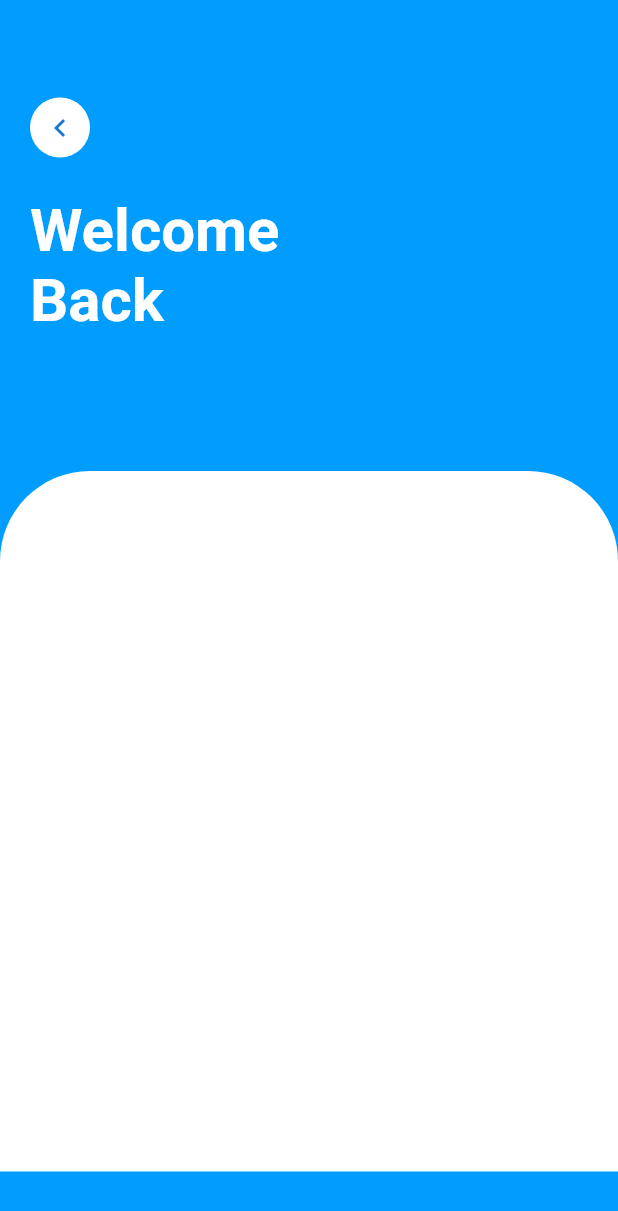
After one commit to Jacob-dvlp/applogin, a Flutter app: the screen it shows after launch, after a tap on "Login", on a phone screen of 412 x 824 dp. The commit adds this screen. Shown: the top 1211 px of the screen. Run offline on Flutter 3.47's test engine with Material 2 defaults, Android fonts, the phone set to English and light mode, and no system bars; our stand-ins replace flutter_svg, font_awesome_flutter, get.

Commit message:
screen login

```diff
--- a/lib/routers/names_of_pages.dart
+++ b/lib/routers/names_of_pages.dart
@@ -1,7 +1,10 @@
 import 'package:get/get.dart';
+import 'package:login_page/screens/screen-login/login.dart';
 import 'package:login_page/screens/screen-welcome/welcome.dart';
 
 part 'pages_routs.dart';
+
 class NamesOfPages {
   static const HOME = "/home";
+  static const LOGIN = "/login";
 }
--- a/lib/routers/pages_routs.dart
+++ b/lib/routers/pages_routs.dart
@@ -7,5 +7,10 @@ class PagesRouts {
         name: NamesOfPages.HOME,
         page: () => Welcome(),
         transition: Transition.topLevel),
+    GetPage(
+        name: NamesOfPages.LOGIN,
+        page: () => Login(),
+        transition: Transition.topLevel,
+        title: "Login")
   ];
 }
--- /dev/null
+++ b/lib/screens/screen-login/login.dart
@@ -0,0 +1,82 @@
+import 'package:flutter/material.dart';
+import 'package:get/get.dart';
+import 'package:login_page/styles/styles.dart';
+
+class Login extends StatelessWidget {
+  const Login({Key? key}) : super(key: key);
+
+  @override
+  Widget build(BuildContext context) {
+    return Scaffold(
+        body: Column(
+      children: [
+        Container(
+          width: MediaQuery.of(context).size.width,
+          height: MediaQuery.of(context).size.height / 1,
+          color: Colores("#009DFF"),
+          child: Column(
+            children: [
+              Align(
+                alignment: Alignment.topLeft,
+                child: Padding(
+                  padding: const EdgeInsets.only(top: 65, left: 20),
+                  child: CircleAvatar(
+                    backgroundColor: Colores("#FFFFFF"),
+                    child: GestureDetector(
+                      onTap: () => Get.back(),
+                      child: Icon(
+                        Icons.chevron_left,
+                      ),
+                    ),
+                  ),
+                ),
+              ),
+              Container(
+                height: 25,
+              ),
+              Padding(
+                padding: const EdgeInsets.only(left: 20),
+                child: Align(
+                  alignment: Alignment.topLeft,
+                  child: Text(
+                    "Welcome",
+                    style: TextStyle(
+                        color: Colores("#FFFFFF"),
+                        fontSize: 40,
+                        fontWeight: FontWeight.bold),
+                  ),
+                ),
+              ),
+              Padding(
+                padding: const EdgeInsets.only(left: 20),
+                child: Align(
+                  alignment: Alignment.topLeft,
+                  child: Text(
+                    "Back",
+                    style: TextStyle(
+                        color: Colores("#FFFFFF"),
+                        fontSize: 40,
+                        fontWeight: FontWeight.bold),
+                  ),
+                ),
+              ),
+              Padding(
+                padding: const EdgeInsets.only(top: 90),
+                child: Container(
+                  decoration: BoxDecoration(
+                    borderRadius: BorderRadius.only(
+                        topLeft: Radius.circular(60),
+                        topRight: Radius.circular(60)),
+                    color: Colores("#FFFFFF"),
+                  ),
+                  width: MediaQuery.of(context).size.width,
+                  height: 467,
+                ),
+              )
+            ],
+          ),
+        ),
+      ],
+    ));
+  }
+}
--- a/lib/screens/screen-welcome/welcome.dart
+++ b/lib/screens/screen-welcome/welcome.dart
@@ -1,6 +1,9 @@
+import 'dart:io';
+
 import 'package:flutter/material.dart';
 import 'package:flutter_svg/flutter_svg.dart';
 import 'package:font_awesome_flutter/font_awesome_flutter.dart';
+import 'package:get/get.dart';
 import 'package:login_page/styles/styles.dart';
 import 'package:login_page/widgets/custons.dart';
 
@@ -19,7 +22,9 @@ class Welcome extends StatelessWidget {
               child: CircleAvatar(
                 backgroundColor: Colores("#EBF7FF"),
                 child: IconButton(
-                  onPressed: () {},
+                  onPressed: () {
+                    exit(0);
+                  },
                   icon: Icon(Icons.chevron_left_sharp),
                 ),
               ),
@@ -62,11 +67,16 @@ class Welcome extends StatelessWidget {
                   "Already have account?",
                   style: TextStyle(fontSize: 15),
                 ),
-                Padding(
-                  padding: const EdgeInsets.only(left: 3),
-                  child: Text(
-                    "Login",
-                    style: TextStyle(color: Colores("#77BDE6"), fontSize: 15),
+                GestureDetector(
+                  onTap: () {
+                    Get.toNamed("/login");
+                  },
+                  child: Padding(
+                    padding: const EdgeInsets.only(left: 3),
+                    child: Text(
+                      "Login",
+                      style: TextStyle(color: Colores("#77BDE6"), fontSize: 15),
+                    ),
                   ),
                 ),
               ],
```
